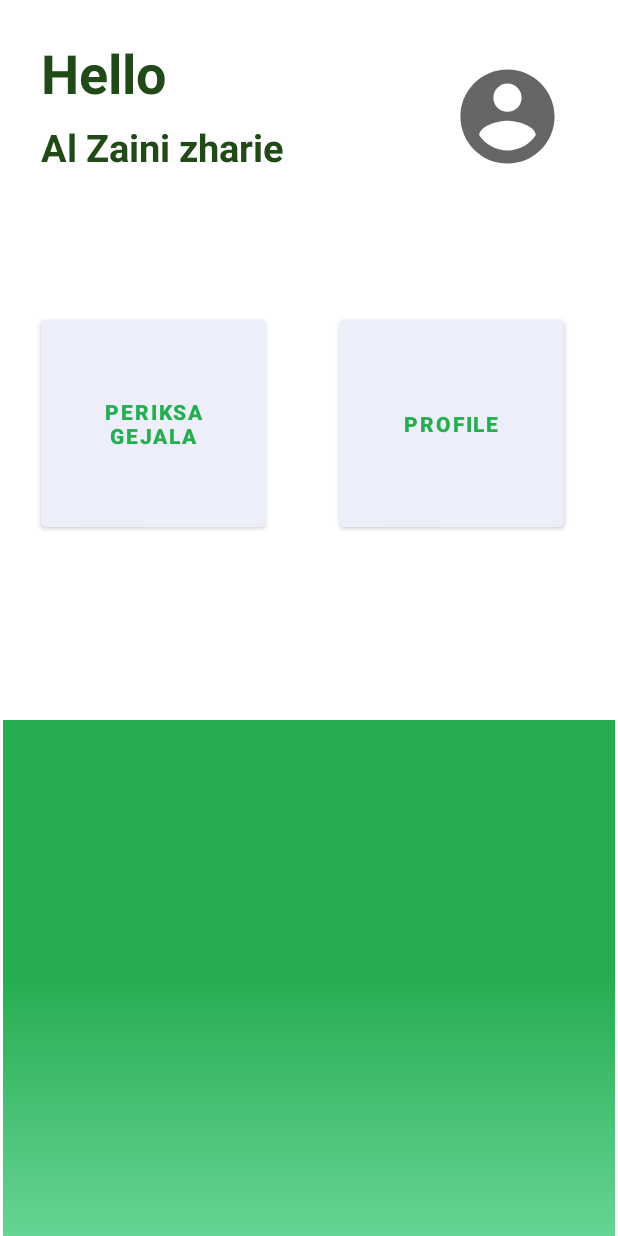
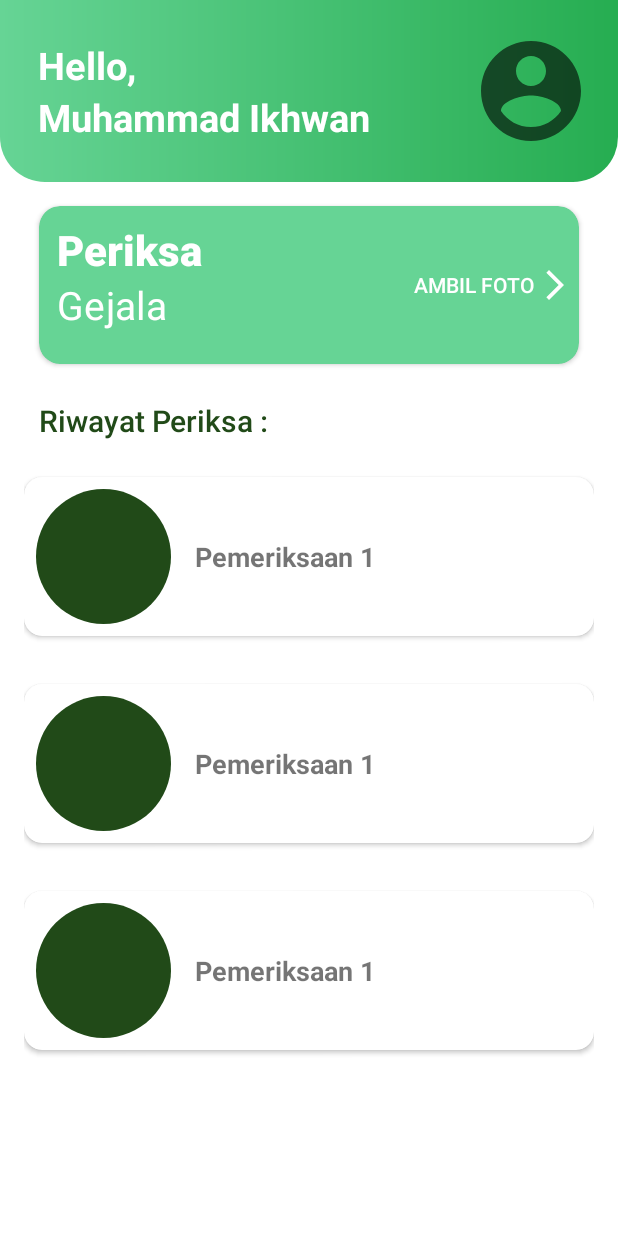
Before and after one commit to IkhwanNovertino/capstone-project-bangkit, an Android app: the layout activity_home.xml on its own in the app's theme, with its tools: preview values and no code run, on a phone screen of 412 x 824 dp. Run offline under Robolectric (Android 15) with nearby library versions, the phone set to English and light mode, and no system bars.

Commit message:
finish home screen and profile UI

```diff
--- a/DermaApp/app/src/main/java/com/bangkit/dermaapp/HomeActivity.kt
+++ b/DermaApp/app/src/main/java/com/bangkit/dermaapp/HomeActivity.kt
@@ -21,7 +21,7 @@ class HomeActivity : AppCompatActivity() {
         showUser()
 
 
-        binding.btnScan.setOnClickListener {
+        binding.btnCamera.setOnClickListener {
             //test retrofit mechanism scan disease with retrofit
             //  val intent = Intent(this, RetrofitExaminationActivity::class.java)
 
@@ -34,7 +34,7 @@ class HomeActivity : AppCompatActivity() {
             showDialogFragmentProfile()
         }
 
-        binding.btnProfile.setOnClickListener {
+        binding.layoutHeader.setOnClickListener {
             showDialogFragmentProfile()
         }
 
@@ -55,7 +55,7 @@ class HomeActivity : AppCompatActivity() {
                     .into(binding.imgUserHome)
             }
 
-            binding.tvNameUser.text = user.displayName
+            binding.tvUsername.text = user.displayName
 
         }
     }
--- /dev/null
+++ b/DermaApp/app/src/main/res/drawable/ic_arrow_forward.xml
@@ -0,0 +1,5 @@
+<vector android:autoMirrored="true" android:height="24dp"
+    android:tint="#FFFFFF" android:viewportHeight="24"
+    android:viewportWidth="24" android:width="24dp" xmlns:android="http://schemas.android.com/apk/res/android">
+    <path android:fillColor="@android:color/white" android:pathData="M6.23,20.23l1.77,1.77l10,-10l-10,-10l-1.77,1.77l8.23,8.23z"/>
+</vector>
--- a/DermaApp/app/src/main/res/layout/activity_home.xml
+++ b/DermaApp/app/src/main/res/layout/activity_home.xml
@@ -6,74 +6,203 @@
     android:layout_height="match_parent"
     tools:context=".HomeActivity">
 
-    <Button
-        android:id="@+id/btn_scan"
-        android:layout_width="150dp"
-        android:layout_height="150dp"
-        android:layout_marginTop="92dp"
-        style="@style/ButtonHome"
-        android:text="@string/scan_indication"
-        app:layout_constraintEnd_toStartOf="@+id/btn_profile"
-        app:layout_constraintHorizontal_bias="0.0"
-        app:layout_constraintStart_toStartOf="@+id/tv_name_user"
-        app:layout_constraintTop_toBottomOf="@+id/tv_name_user" />
+    <androidx.constraintlayout.widget.ConstraintLayout
+        android:id="@+id/layoutHeader"
+        android:layout_width="match_parent"
+        android:layout_height="wrap_content"
+        android:background="@drawable/bg_splash"
+        android:padding="10dp"
+        app:layout_constraintTop_toTopOf="parent">
 
-    <Button
-        android:id="@+id/btn_profile"
-        android:layout_width="150dp"
-        android:layout_height="150dp"
-        style="@style/ButtonHome"
-        android:text="PROFILE"
-        app:layout_constraintBottom_toBottomOf="@+id/btn_scan"
-        app:layout_constraintEnd_toEndOf="@+id/img_user_home"
-        app:layout_constraintTop_toTopOf="@+id/btn_scan"
-        app:layout_constraintVertical_bias="0.0" />
+        <TextView
+            android:id="@+id/textHello"
+            android:layout_width="wrap_content"
+            android:layout_height="wrap_content"
+            android:layout_marginStart="15dp"
+            android:layout_marginTop="16dp"
+            android:text="Hello,"
+            android:textColor="@color/white"
+            android:textSize="25sp"
+            android:textStyle="bold"
+            app:layout_constraintStart_toStartOf="parent"
+            app:layout_constraintTop_toTopOf="parent" />
+
+        <TextView
+            android:id="@+id/tvUsername"
+            android:layout_width="wrap_content"
+            android:layout_height="wrap_content"
+            tools:text="Muhammad Ikhwan"
+            android:textColor="@color/white"
+            android:textStyle="bold"
+            android:textSize="25dp"
+            android:layout_marginStart="15dp"
+            android:layout_marginBottom="16dp"
+            app:layout_constraintStart_toStartOf="parent"
+            app:layout_constraintTop_toBottomOf="@id/textHello"
+            app:layout_constraintBottom_toBottomOf="parent"/>
+
+        <de.hdodenhof.circleimageview.CircleImageView
+            android:id="@+id/imgUserHome"
+            android:layout_width="80dp"
+            android:layout_height="80dp"
+            android:layout_marginEnd="8dp"
+            android:src="@drawable/ic_user"
+            app:layout_constraintBottom_toBottomOf="parent"
+            app:layout_constraintEnd_toEndOf="parent"
+            app:layout_constraintTop_toTopOf="parent" />
+
+    </androidx.constraintlayout.widget.ConstraintLayout>
+
+    <androidx.cardview.widget.CardView
+        android:id="@+id/cardView"
+        android:layout_width="360dp"
+        android:layout_height="105dp"
+        android:layout_marginStart="8dp"
+        android:layout_marginTop="16dp"
+        android:layout_marginEnd="8dp"
+        android:backgroundTint="@color/light_green"
+        app:cardCornerRadius="14dp"
+        app:layout_constraintEnd_toEndOf="parent"
+        app:layout_constraintStart_toStartOf="parent"
+        app:layout_constraintTop_toBottomOf="@id/layoutHeader">
+
+        <RelativeLayout
+            android:layout_width="wrap_content"
+            android:layout_height="wrap_content">
+
+            <TextView
+                android:id="@+id/tvperiksa"
+                style="@style/TextAppearance.AppCompat.Title"
+                android:layout_width="wrap_content"
+                android:layout_height="wrap_content"
+                android:layout_marginStart="12dp"
+                android:layout_marginTop="10dp"
+                android:text="Periksa"
+                android:textColor="@color/white"
+                android:textSize="28sp"
+                android:textStyle="bold" />
+
+            <TextView
+                style="@style/TextAppearance.MaterialComponents.Subtitle1"
+                android:layout_width="wrap_content"
+                android:layout_height="wrap_content"
+                android:layout_below="@id/tvperiksa"
+                android:layout_marginStart="12dp"
+                android:text="Gejala"
+                android:textColor="@color/white"
+                android:textSize="26sp" />
+
+            <Button
+                android:id="@+id/btnCamera"
+                style="@style/Widget.AppCompat.Button.Borderless"
+                android:layout_width="wrap_content"
+                android:layout_height="wrap_content"
+                android:layout_alignParentTop="true"
+                android:layout_alignParentEnd="true"
+                android:layout_alignParentBottom="true"
+                android:padding="4dp"
+                android:text="Ambil Foto"
+                app:icon="@drawable/ic_arrow_forward"
+                app:iconGravity="end"
+                app:iconPadding="1dp" />
+
+
+        </RelativeLayout>
+
+
+    </androidx.cardview.widget.CardView>
 
     <TextView
-        android:id="@+id/tv_hello"
-        style="@style/BigText"
+        android:id="@+id/textView"
+        style="@style/TextAppearance.AppCompat.Title"
         android:layout_width="wrap_content"
         android:layout_height="wrap_content"
+        android:layout_marginTop="24dp"
+        android:text="Riwayat Periksa :"
+        android:textColor="@color/super_dark_green"
+        app:layout_constraintStart_toStartOf="@+id/cardView"
+        app:layout_constraintTop_toBottomOf="@+id/cardView" />
+
+    <androidx.recyclerview.widget.RecyclerView
+        android:id="@+id/recyclerRiwayat"
+        android:layout_width="match_parent"
+        android:layout_height="wrap_content"
         android:layout_marginStart="16dp"
-        android:layout_marginTop="24dp"
+        android:layout_marginTop="8dp"
         android:layout_marginEnd="16dp"
-        android:text="Hello"
-        app:layout_constraintEnd_toStartOf="@+id/img_user_home"
-        app:layout_constraintHorizontal_bias="0.061"
+        app:layout_constraintEnd_toEndOf="parent"
         app:layout_constraintStart_toStartOf="parent"
-        app:layout_constraintTop_toTopOf="parent" />
+        app:layout_constraintTop_toBottomOf="@+id/textView"
+        tools:listitem="@layout/item_riwayat" />
 
-    <TextView
-        android:id="@+id/tv_name_user"
-        android:layout_width="wrap_content"
-        android:layout_height="wrap_content"
-        android:layout_marginTop="8dp"
-        android:textSize="25dp"
-        style="@style/BigText"
-        android:text=""
-        app:layout_constraintEnd_toEndOf="@+id/tv_hello"
-        app:layout_constraintHorizontal_bias="0.0"
-        app:layout_constraintStart_toStartOf="@+id/tv_hello"
-        app:layout_constraintTop_toBottomOf="@+id/tv_hello"
-        tools:text="Al Zaini zharie" />
+<!--    <Button-->
+<!--        android:id="@+id/btn_scan"-->
+<!--        android:layout_width="150dp"-->
+<!--        android:layout_height="150dp"-->
+<!--        android:layout_marginTop="92dp"-->
+<!--        style="@style/ButtonHome"-->
+<!--        android:text="@string/scan_indication"-->
+<!--        app:layout_constraintEnd_toStartOf="@+id/btn_profile"-->
+<!--        app:layout_constraintHorizontal_bias="0.0"-->
+<!--        app:layout_constraintStart_toStartOf="@+id/tv_name_user"-->
+<!--        app:layout_constraintTop_toBottomOf="@+id/tv_name_user" />-->
 
-    <de.hdodenhof.circleimageview.CircleImageView
-        android:id="@+id/img_user_home"
-        android:layout_width="75dp"
-        android:layout_height="75dp"
-        android:layout_marginEnd="36dp"
-        app:layout_constraintBottom_toBottomOf="@+id/tv_name_user"
-        app:layout_constraintEnd_toEndOf="parent"
-        app:layout_constraintTop_toTopOf="@+id/tv_hello"
-        app:layout_constraintVertical_bias="1.0"
-        tools:src="@drawable/ic_user" />
+<!--    <Button-->
+<!--        android:id="@+id/btn_profile"-->
+<!--        android:layout_width="150dp"-->
+<!--        android:layout_height="150dp"-->
+<!--        style="@style/ButtonHome"-->
+<!--        android:text="PROFILE"-->
+<!--        app:layout_constraintBottom_toBottomOf="@+id/btn_scan"-->
+<!--        app:layout_constraintEnd_toEndOf="@+id/img_user_home"-->
+<!--        app:layout_constraintTop_toTopOf="@+id/btn_scan"-->
+<!--        app:layout_constraintVertical_bias="0.0" />-->
 
-    <View
-        android:id="@+id/view"
-        android:layout_width="408dp"
-        android:layout_height="344dp"
-        android:background="@drawable/bg_gradient"
-        app:layout_constraintBottom_toBottomOf="parent"
-        app:layout_constraintEnd_toEndOf="parent"
-        app:layout_constraintStart_toStartOf="parent" />
+<!--    <TextView-->
+<!--        android:id="@+id/tv_hello"-->
+<!--        style="@style/BigText"-->
+<!--        android:layout_width="wrap_content"-->
+<!--        android:layout_height="wrap_content"-->
+<!--        android:layout_marginStart="16dp"-->
+<!--        android:layout_marginTop="24dp"-->
+<!--        android:layout_marginEnd="16dp"-->
+<!--        android:text="Hello"-->
+<!--        app:layout_constraintEnd_toStartOf="@+id/img_user_home"-->
+<!--        app:layout_constraintHorizontal_bias="0.061"-->
+<!--        app:layout_constraintStart_toStartOf="parent"-->
+<!--        app:layout_constraintTop_toTopOf="parent" />-->
+
+<!--    <TextView-->
+<!--        android:id="@+id/tv_name_user"-->
+<!--        android:layout_width="wrap_content"-->
+<!--        android:layout_height="wrap_content"-->
+<!--        android:layout_marginTop="8dp"-->
+<!--        android:textSize="25dp"-->
+<!--        style="@style/BigText"-->
+<!--        android:text=""-->
+<!--        app:layout_constraintEnd_toEndOf="@+id/tv_hello"-->
+<!--        app:layout_constraintHorizontal_bias="0.0"-->
+<!--        app:layout_constraintStart_toStartOf="@+id/tv_hello"-->
+<!--        app:layout_constraintTop_toBottomOf="@+id/tv_hello"-->
+<!--        tools:text="Al Zaini zharie" />-->
+
+<!--    <de.hdodenhof.circleimageview.CircleImageView-->
+<!--        android:id="@+id/img_user_home"-->
+<!--        android:layout_width="75dp"-->
+<!--        android:layout_height="75dp"-->
+<!--        android:layout_marginEnd="36dp"-->
+<!--        app:layout_constraintBottom_toBottomOf="@+id/tv_name_user"-->
+<!--        app:layout_constraintEnd_toEndOf="parent"-->
+<!--        app:layout_constraintTop_toTopOf="@+id/tv_hello"-->
+<!--        app:layout_constraintVertical_bias="1.0"-->
+<!--        tools:src="@drawable/ic_user" />-->
+
+<!--    <View-->
+<!--        android:id="@+id/view"-->
+<!--        android:layout_width="408dp"-->
+<!--        android:layout_height="344dp"-->
+<!--        android:background="@drawable/bg_gradient"-->
+<!--        app:layout_constraintBottom_toBottomOf="parent"-->
+<!--        app:layout_constraintEnd_toEndOf="parent"-->
+<!--        app:layout_constraintStart_toStartOf="parent" />-->
 </androidx.constraintlayout.widget.ConstraintLayout>
--- a/DermaApp/app/src/main/res/layout/activity_main.xml
+++ b/DermaApp/app/src/main/res/layout/activity_main.xml
@@ -85,7 +85,8 @@
         <com.google.android.material.textfield.TextInputEditText
             android:id="@+id/edt_password"
             android:layout_width="match_parent"
-            android:layout_height="wrap_content" />
+            android:layout_height="wrap_content"
+            android:inputType="textPassword"/>
 
     </com.google.android.material.textfield.TextInputLayout>
 
--- a/DermaApp/app/src/main/res/layout/activity_sign_up.xml
+++ b/DermaApp/app/src/main/res/layout/activity_sign_up.xml
@@ -87,7 +87,8 @@
         <com.google.android.material.textfield.TextInputEditText
             android:id="@+id/edt_password"
             android:layout_width="match_parent"
-            android:layout_height="wrap_content" />
+            android:layout_height="wrap_content"
+            android:inputType="textPassword"/>
 
     </com.google.android.material.textfield.TextInputLayout>
 
--- a/DermaApp/app/src/main/res/layout/fragment_profile_user_dialog.xml
+++ b/DermaApp/app/src/main/res/layout/fragment_profile_user_dialog.xml
@@ -2,7 +2,7 @@
 <androidx.core.widget.NestedScrollView xmlns:android="http://schemas.android.com/apk/res/android"
     xmlns:tools="http://schemas.android.com/tools"
     android:layout_width="match_parent"
-    android:layout_height="match_parent"
+    android:layout_height="wrap_content"
     xmlns:app="http://schemas.android.com/apk/res-auto"
     android:orientation="vertical"
     android:padding="8dp"
@@ -35,8 +35,6 @@
             style="@style/Widget.MaterialComponents.TextInputLayout.OutlinedBox"
             android:layout_width="match_parent"
             android:layout_height="wrap_content"
-            android:layout_marginStart="16dp"
-            android:layout_marginEnd="16dp"
             app:hintTextColor="@color/light_green"
             app:boxBackgroundColor="#FAFCFF"
             app:boxStrokeColor="@color/light_green"
@@ -61,8 +59,6 @@
             style="@style/Widget.MaterialComponents.TextInputLayout.OutlinedBox"
             android:layout_width="match_parent"
             android:layout_height="wrap_content"
-            android:layout_marginStart="16dp"
-            android:layout_marginEnd="16dp"
             android:layout_marginTop="16dp"
             app:hintTextColor="@color/light_green"
             app:boxBackgroundColor="#FAFCFF"
@@ -122,7 +118,7 @@
 
         <Button
             android:id="@+id/btn_save"
-            android:layout_width="wrap_content"
+            android:layout_width="300dp"
             android:layout_height="wrap_content"
             android:layout_gravity="center"
             android:gravity="center"
--- /dev/null
+++ b/DermaApp/app/src/main/res/layout/item_riwayat.xml
@@ -0,0 +1,40 @@
+<?xml version="1.0" encoding="utf-8"?>
+<androidx.cardview.widget.CardView xmlns:android="http://schemas.android.com/apk/res/android"
+    xmlns:app="http://schemas.android.com/apk/res-auto"
+    android:id="@+id/cvRiwayat"
+    android:layout_width="380dp"
+    android:layout_height="wrap_content"
+    app:cardCornerRadius="12dp"
+    android:layout_marginTop="16dp"
+    android:layout_marginBottom="16dp"
+    xmlns:tools="http://schemas.android.com/tools">
+
+    <androidx.constraintlayout.widget.ConstraintLayout
+        android:layout_width="match_parent"
+        android:layout_height="wrap_content"
+        android:layout_margin="8dp"
+        android:layout_marginTop="16dp">
+
+        <de.hdodenhof.circleimageview.CircleImageView
+            android:id="@+id/imgDetection"
+            android:layout_width="90dp"
+            android:layout_height="90dp"
+            app:layout_constraintStart_toStartOf="parent"
+            app:layout_constraintTop_toTopOf="parent"
+            tools:src="@color/super_dark_green" />
+
+        <TextView
+            android:id="@+id/title"
+            android:layout_width="wrap_content"
+            android:layout_height="wrap_content"
+            android:layout_marginStart="16dp"
+            android:textSize="18sp"
+            android:textStyle="bold"
+            app:layout_constraintBottom_toBottomOf="@+id/imgDetection"
+            app:layout_constraintStart_toEndOf="@+id/imgDetection"
+            app:layout_constraintTop_toTopOf="@+id/imgDetection"
+            tools:text="Pemeriksaan 1" />
+
+    </androidx.constraintlayout.widget.ConstraintLayout>
+
+</androidx.cardview.widget.CardView>
```
